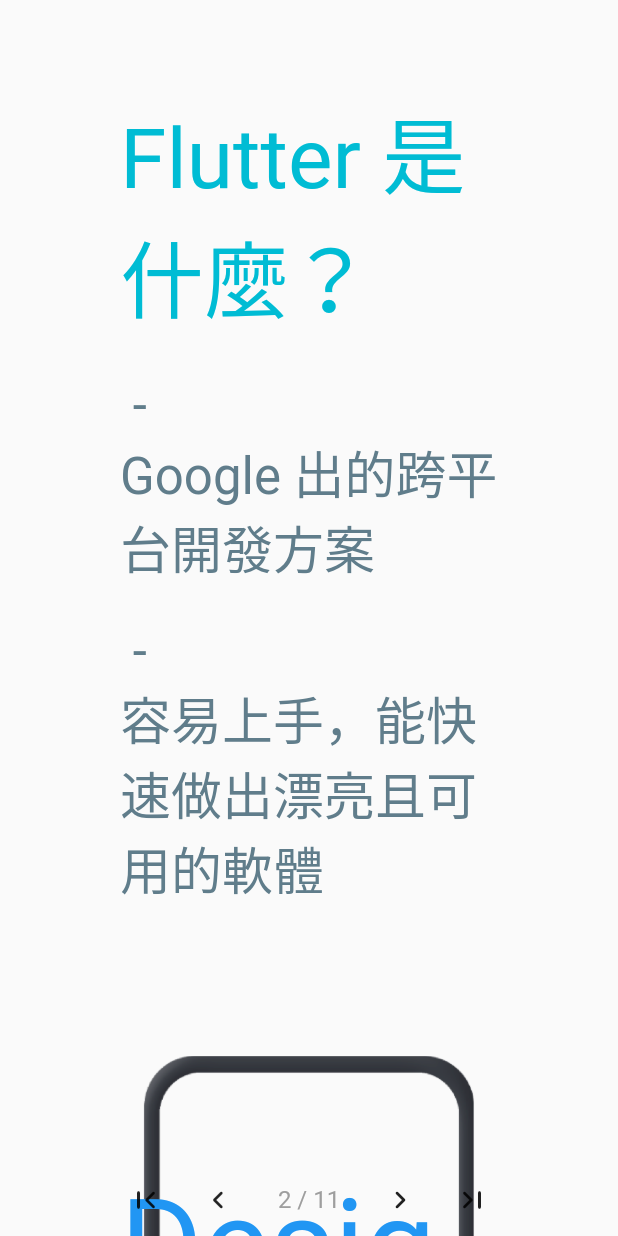
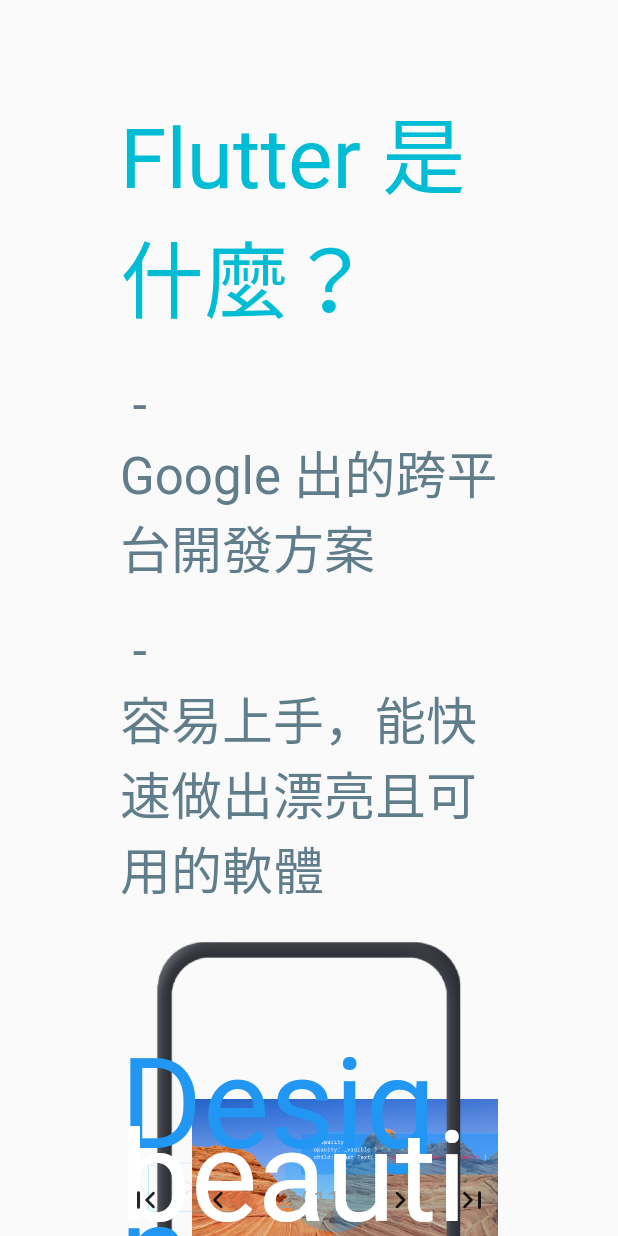
Before and after one commit to hl3hl3/FlutterSlide_AddToApp_SourceCode, a Flutter app: the screen it shows after launch, after a tap on the "navigate next" icon, on a phone screen of 412 x 824 dp. Run offline on Flutter 3.47's test engine with Material 2 defaults, Android fonts, the light colour scheme and no system bars.

Commit message:
[refactor] change animation area height of about page

```diff
--- a/lib/pages/page2_about_flutter.dart
+++ b/lib/pages/page2_about_flutter.dart
@@ -35,146 +35,126 @@
 }
 
 class _CarouselState extends State<Carousel> with TickerProviderStateMixin {
-  AnimationController animationController;
-  AnimationController animationController1;
-  AnimationController animationController2;
-  AnimationController animationController3;
-  Timer timer;
-  int index = 0;
-
-  int frame = 0;
-  int skip = 0;
-
   @override
   void initState() {
     super.initState();
-    animationController = AnimationController(
-      // duration: Duration(seconds: 2),
-      vsync: this,
-      value: 0,
-    );
-    animationController1 = AnimationController(
-      // duration: Duration(seconds: 2),
-      vsync: this,
-      value: 0,
-    );
-    animationController2 = AnimationController(
-      // duration: Duration(seconds: 2),
-      vsync: this,
-      value: 0,
-    );
-    animationController3 = AnimationController(
-      // duration: Duration(seconds: 2),
-      vsync: this,
-      value: 0,
-    );
-    timer = Timer.periodic(Duration(milliseconds: 30), (timer) {
-      if (skip-- > 0) {
-        return;
-      }
-
-      switch (index) {
-        case 0:
-          animationController.value += d;
-          if (animationController3.value > 0) {
-            animationController3.value -= d;
-          }
-          break;
-        case 1:
-          animationController1.value += d;
-          if (animationController.value > 0) {
-            animationController.value -= d;
-          }
-          break;
-        case 2:
-          animationController2.value += d;
-          if (animationController1.value > 0) {
-            animationController1.value -= d;
-          }
-          break;
-        case 3:
-          animationController3.value += d;
-          if (animationController2.value > 0) {
-            animationController2.value -= d;
-          }
-          break;
-      }
-
-      if (animationController.value == 1) {
-        skip = skipFrame;
-        index = 1;
-      }
-      if (animationController1.value == 1) {
-        skip = skipFrame;
-        index = 2;
-      }
-      if (animationController2.value == 1) {
-        skip = skipFrame;
-        index = 3;
-      }
-      if (animationController3.value == 1) {
-        skip = skipFrame;
-        index = 0;
-      }
-    });
+    _initiateAnimation();
   }
-
-  final skipFrame = 40;
-  final d = 0.05;
 
   @override
   void dispose() {
-    timer.cancel();
+    _stopAnimation();
     super.dispose();
   }
 
   @override
   Widget build(BuildContext context) {
+    final height = MediaQuery.of(context).size.height * 0.5;
     return Stack(
       alignment: Alignment.center,
       children: [
         FadeTransition(
-          opacity: animationController.drive(CurveTween(curve: Curves.easeOut)),
-          child: Carousel1(),
+          opacity: _animationController.drive(CurveTween(curve: Curves.easeOut)),
+          child: Carousel1(height),
         ),
         FadeTransition(
           opacity:
-              animationController1.drive(CurveTween(curve: Curves.easeOut)),
-          child: Carousel2(),
+              _animationController1.drive(CurveTween(curve: Curves.easeOut)),
+          child: Carousel2(height),
         ),
         FadeTransition(
           opacity:
-              animationController2.drive(CurveTween(curve: Curves.easeOut)),
-          child: Carousel3(),
+              _animationController2.drive(CurveTween(curve: Curves.easeOut)),
+          child: Carousel3(height),
         ),
         FadeTransition(
           opacity:
-              animationController3.drive(CurveTween(curve: Curves.easeOut)),
-          child: Carousel4(),
+              _animationController3.drive(CurveTween(curve: Curves.easeOut)),
+          child: Carousel4(height),
         ),
       ],
     );
-    // return AnimatedOpacity(
-    //   opacity: _opacity,
-    //   onEnd: () {
-    //     if (_opacity == 1) {
-    //       _opacity = 0;
-    //     } else {
-    //       _opacity = 1;
-    //     }
-    //     setState(() {});
-    //   },
-    //   duration: Duration(seconds: 2),
-    //   child: Carousel1(),
-    // );
+  }
+
+  AnimationController _animationController;
+  AnimationController _animationController1;
+  AnimationController _animationController2;
+  AnimationController _animationController3;
+  Timer _timer;
+  int _index = 0;
+  int _frameShouldSkip = 0;
+
+  _initiateAnimation() {
+    _animationController = AnimationController(vsync: this, value: 0);
+    _animationController1 = AnimationController(vsync: this, value: 0);
+    _animationController2 = AnimationController(vsync: this, value: 0);
+    _animationController3 = AnimationController(vsync: this, value: 0);
+    _timer = Timer.periodic(Duration(milliseconds: 30), (timer) {
+      if (_frameShouldSkip-- > 0) {
+        return;
+      }
+
+      switch (_index) {
+        case 0:
+          _changeValueByFrame(
+            shouldFadeIn: _animationController,
+            shouldFadeOut: _animationController3,
+          );
+          break;
+        case 1:
+          _changeValueByFrame(
+            shouldFadeIn: _animationController1,
+            shouldFadeOut: _animationController,
+          );
+          break;
+        case 2:
+          _changeValueByFrame(
+            shouldFadeIn: _animationController2,
+            shouldFadeOut: _animationController1,
+          );
+          break;
+        case 3:
+          _changeValueByFrame(
+            shouldFadeIn: _animationController3,
+            shouldFadeOut: _animationController2,
+          );
+          break;
+      }
+
+      if (_animationController.value == 1 ||
+          _animationController1.value == 1 ||
+          _animationController2.value == 1 ||
+          _animationController3.value == 1) {
+        _frameShouldSkip = 40;
+        _index = ++_index % 4;
+      }
+    });
+  }
+
+  _changeValueByFrame({
+    AnimationController shouldFadeIn,
+    AnimationController shouldFadeOut,
+  }) {
+    shouldFadeIn.value += 0.05;
+    if (shouldFadeOut.value > 0) {
+      shouldFadeOut.value -= 0.05;
+    }
+  }
+
+  _stopAnimation() {
+    _timer.cancel();
   }
 }
 
 class Carousel1 extends StatelessWidget {
+  final double height;
+
+  Carousel1(this.height);
+
   @override
   Widget build(BuildContext context) {
     return Container(
-      height: 600,
+      height: height,
       child: Stack(
         alignment: Alignment.center,
         children: [
@@ -206,10 +186,14 @@
 }
 
 class Carousel2 extends StatelessWidget {
+  final double height;
+
+  Carousel2(this.height);
+
   @override
   Widget build(BuildContext context) {
     return Container(
-      height: 600,
+      height: height,
       child: Stack(
         alignment: Alignment.center,
         children: [
@@ -247,10 +231,14 @@
 }
 
 class Carousel3 extends StatelessWidget {
+  final double height;
+
+  Carousel3(this.height);
+
   @override
   Widget build(BuildContext context) {
     return Container(
-      height: 600,
+      height: height,
       child: Stack(
         alignment: Alignment.center,
         children: [
@@ -289,10 +277,14 @@
 }
 
 class Carousel4 extends StatelessWidget {
+  final double height;
+
+  Carousel4(this.height);
+
   @override
   Widget build(BuildContext context) {
     return Container(
-      height: 600,
+      height: height,
       child: Stack(
         alignment: Alignment.center,
         children: [
```
